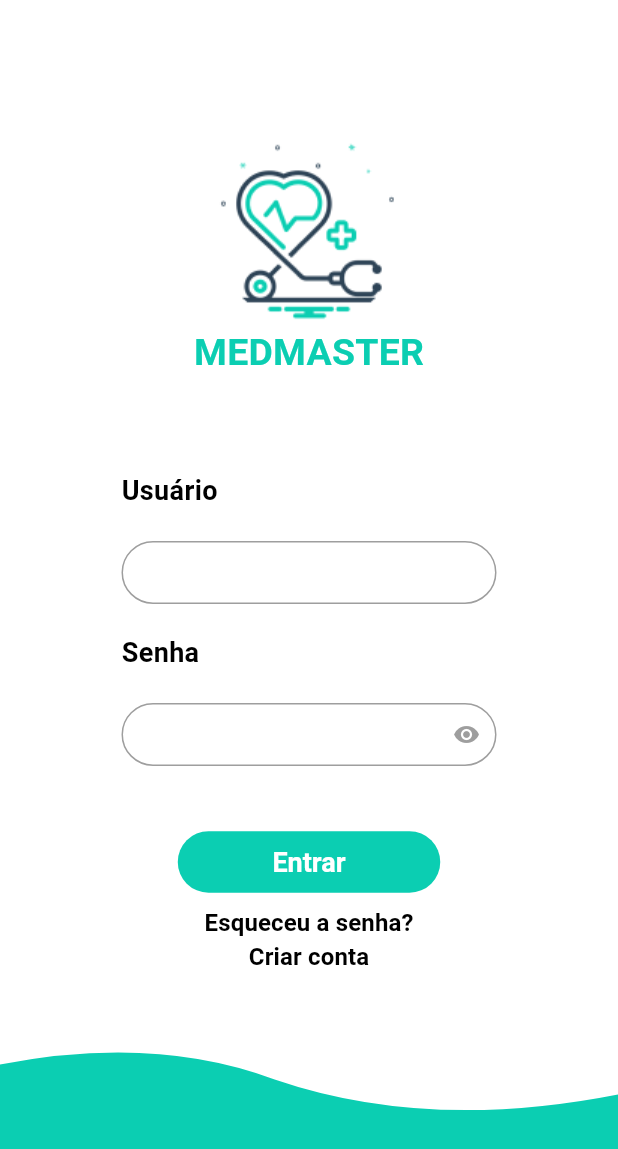
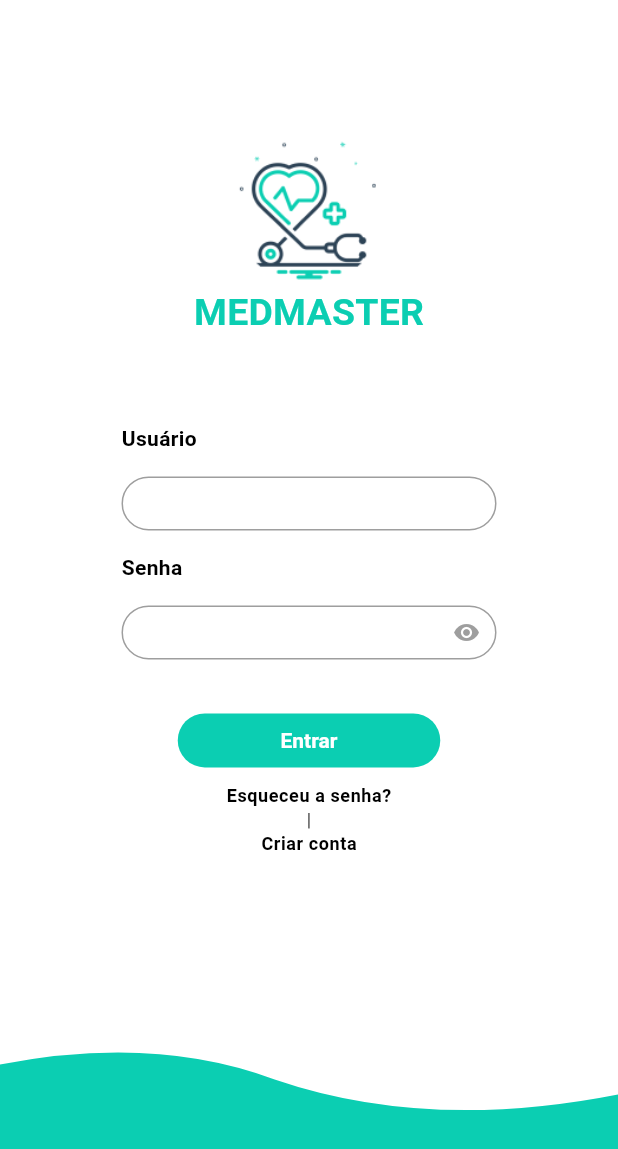
Before and after one commit to val8558/MEDAPP, a Flutter app: the screen it shows after launch, on a phone screen of 412 x 824 dp. Shown: the top 1149 px of the screen. Run offline on Flutter 3.47's test engine with Material 3 defaults, Android fonts, the light colour scheme and no system bars; our stand-ins replace firebase_core, flutter_custom_clippers, google_fonts; accounts and stored records are empty; Roboto replaces fonts that are missing (Exo).

Commit message:
add: sing in screen

```diff
--- a/lib/login.dart
+++ b/lib/login.dart
@@ -12,6 +12,9 @@ class Login extends StatelessWidget {
     ColorScheme colorScheme = Theme.of(context).colorScheme;
     TextTheme textTheme = Theme.of(context).textTheme;
     double contentHeight = 600;
+
+    TextEditingController user = TextEditingController();
+    TextEditingController password = TextEditingController();
 
     return Scaffold(
       body: SingleChildScrollView(
@@ -30,7 +33,7 @@ class Login extends StatelessWidget {
                 height: contentHeight,
                 child: Column(
                   children: [
-                    Image.asset('assets/logo.png'),
+                    Image.asset('assets/logo.png', height: 100),
                     Text(
                       LoginText.title.toUpperCase(),
                       style: textTheme.titleMedium
@@ -41,11 +44,13 @@ class Login extends StatelessWidget {
                     InputBox(
                       inputs: [
                         InputFieldInfo(
-                          title: LoginText.user
+                          title: LoginText.user,
+                          controller: user
                         ),
                         InputFieldInfo(
                           password: true,
-                          title: LoginText.password
+                          title: LoginText.password,
+                          controller: password
                         ),
                       ],
                       buttons: [
@@ -55,20 +60,27 @@ class Login extends StatelessWidget {
                       ],
                       afterButtons: Column(
                         children: [
-                          Text(
+                          InkWell(
+                            child: Text(
                               LoginText.forget,
-                            style: textTheme.titleSmall
+                              style: textTheme.bodySmall
                               ?.copyWith(
-                              fontSize: 16
+                                fontWeight: FontWeight.bold
                               )
                             ),
-                          Text(
+                            onTap: ()=> print("AAAAAAAAAAAAA")
+                          ),
+                          Text("|", style: textTheme.bodySmall),
+                          InkWell(
+                            child: Text(
                               LoginText.singIn,
-                            style: textTheme.titleSmall
+                              style: textTheme.bodySmall
                               ?.copyWith(
-                              fontSize: 16
+                                fontWeight: FontWeight.bold
                               )
                             ),
+                            onTap: ()=> Navigator.pushNamed(context, '/sing_in')
+                          )
                         ],
                       )
                     ),
--- a/lib/main.dart
+++ b/lib/main.dart
@@ -3,6 +3,7 @@ import 'package:flutter/material.dart';
 import 'package:google_fonts/google_fonts.dart';
 import 'package:medmaster/firebase_options.dart';
 import 'package:medmaster/login.dart';
+import 'package:medmaster/sing_in.dart';
 import 'package:medmaster/tools/default_scaffold.dart';
 
 void main() async{
@@ -30,9 +31,35 @@ class MyApp extends StatelessWidget {
           secondary = const Color(0xFF003366),
           error = const Color(0xFFFF3A2F);
 
+    Widget baseApp(Widget Function(BuildContext, BoxConstraints) builder){
+      return DefaultScaffold(
+        child: LayoutBuilder(
+          builder: builder
+        )
+      );
+    }
 
     return MaterialApp(
       title: 'Flutter Demo',
+      debugShowCheckedModeBanner: false,
+      routes: {
+        '/': (context) => baseApp(
+          (BuildContext context, BoxConstraints constraints){
+            double width = constraints.maxWidth;
+            double height = constraints.maxHeight;
+
+            return Login(width: width, height: height);
+          }
+        ),
+        '/sing_in': (context) => baseApp(
+          (BuildContext context, BoxConstraints constraints){
+            double width = constraints.maxWidth;
+            double height = constraints.maxHeight;
+
+            return SingIn(width: width, height: height);
+          }
+        ),
+      },
       theme: ThemeData(
         colorScheme: ColorScheme(
           brightness: Brightness.light,
@@ -55,12 +82,12 @@ class MyApp extends StatelessWidget {
           //Body
           bodyLarge: GoogleFonts.exo(
             fontWeight: FontWeight.normal,
-            fontSize: 22,
+            fontSize: 18,
             color: Colors.black
           ),
           bodyMedium: GoogleFonts.exo(
             fontWeight: FontWeight.normal,
-            fontSize: 18,
+            fontSize: 14,
             color: Colors.black
           ),
           bodySmall: GoogleFonts.exo(
@@ -105,7 +132,7 @@ class MyApp extends StatelessWidget {
             textStyle: WidgetStatePropertyAll(
               GoogleFonts.exo(
                 fontWeight: FontWeight.bold,
-                fontSize: 18,
+                fontSize: 14,
               )
             )
           ),
@@ -118,17 +145,6 @@ class MyApp extends StatelessWidget {
         ),*/
         useMaterial3: true,
       ),
-      home: DefaultScaffold(
-        child: LayoutBuilder(
-          builder: (BuildContext context, BoxConstraints constraints){
-            double width = constraints.maxWidth;
-            // ignore: unused_local_variable
-            double height = constraints.maxHeight;
-
-            return Login(width: width, height: height);
-          }
-        )
-      )
     );
   }
 }
--- a/lib/tools/input_box.dart
+++ b/lib/tools/input_box.dart
@@ -6,12 +6,16 @@ class InputBox extends StatefulWidget {
   final Widget? afterButtons;
   final List<InputFieldInfo>? inputs;
   final List<TextButtonInfo>? buttons;
+  final EdgeInsetsGeometry margin;
+  final EdgeInsetsGeometry padding;
 
   const InputBox({
     this.title,
     this.afterButtons,
     this.inputs,
     this.buttons,
+    this.margin = const EdgeInsets.all(20),
+    this.padding = const EdgeInsets.fromLTRB(30, 20, 30, 20),
     super.key
   });
 
@@ -78,13 +82,13 @@ class _InputBoxState extends State<InputBox> {
     }
 
     List<Widget> children = [];
-    if(super.widget.inputs != null){
-      for(InputFieldInfo input in super.widget.inputs!){
+    if(widget.inputs != null){
+      for(InputFieldInfo input in widget.inputs!){
         children.add(
           Column(
             crossAxisAlignment: CrossAxisAlignment.start,
             children: [
-              const SizedBox(height: 20),
+              const SizedBox(height: 15),
               Text(
                 input.title,
                 style: textTheme.bodyMedium
@@ -92,7 +96,7 @@ class _InputBoxState extends State<InputBox> {
                   fontWeight: FontWeight.bold
                 ),
               ),
-              const SizedBox(height: 20),
+              const SizedBox(height: 15),
               SizedBox(
                 width: 250,
                 child: textField(input)
@@ -103,13 +107,13 @@ class _InputBoxState extends State<InputBox> {
       }
     }
 
-    if(super.widget.buttons != null){
+    if(widget.buttons != null){
       List<Widget> buttonsChildren = [];
 
-      for(TextButtonInfo button in super.widget.buttons!){
+      for(TextButtonInfo button in widget.buttons!){
         buttonsChildren.add(
           Padding(
-            padding: const EdgeInsets.fromLTRB(5, 40, 5, 5),
+            padding: const EdgeInsets.fromLTRB(5, 30, 5, 5),
             child: TextButton(
               onPressed: button.onPressed == null
               ? null
@@ -128,22 +132,22 @@ class _InputBoxState extends State<InputBox> {
       );
     }
 
-    if(super.widget.afterButtons != null){
-      children.add(super.widget.afterButtons!);
+    if(widget.afterButtons != null){
+      children.add(widget.afterButtons!);
     }
 
     return Container(
-      margin: const EdgeInsets.all(20),
-      padding: const EdgeInsets.fromLTRB(30, 20, 30, 20),
+      margin: widget.margin,
+      padding: widget.padding,
       decoration: BoxDecoration(
         color: colorScheme.surface,
         borderRadius: BorderRadius.circular(10)
       ),
       child: Column(
         children: [
-          if(super.widget.title != null)
+          if(widget.title != null)
           Text(
-            super.widget.title!,
+            widget.title!,
             style: textTheme.titleMedium
             ?.copyWith(
               fontWeight: FontWeight.bold,
```
Also changed, not shown: lib/sing_in.dart (added, +87 -0 lines), lib/tools/all_text.dart (+8 -1 lines), 1 other file. Lines whose indentation alone changed are shown as unchanged.
